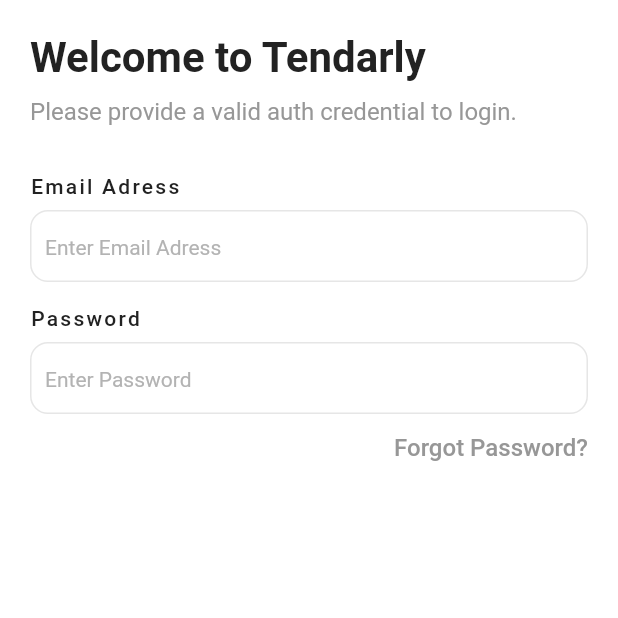
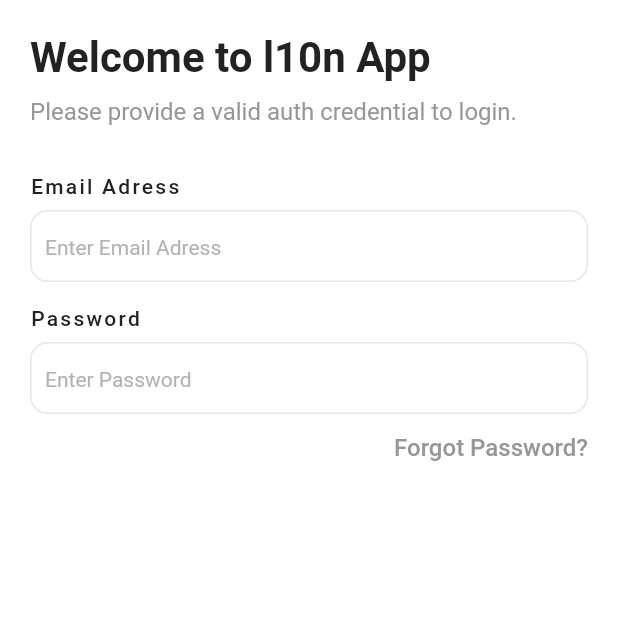
Before and after one commit to softcoder404/flutter-benders-flutter-localization, a Flutter app: the screen it shows after launch, on a phone screen of 412 x 824 dp, the top half of it. Run offline on Flutter 3.47's test engine with Material 2 defaults, Android fonts, the light colour scheme and no system bars; Roboto replaces fonts that are missing (FixelText).

Commit message:
added more info

```diff
--- a/app_l10n/lib/login/login_screen.dart
+++ b/app_l10n/lib/login/login_screen.dart
@@ -23,7 +23,7 @@
             mainAxisSize: MainAxisSize.max,
             children: [
               Text(
-                'Welcome to Tendarly',
+                'Welcome to l10n App',
                 style: AppTextStyle.headingMedium.copyWith(
                   color: AppColors.contentPrimary,
                 ),
```
Also changed, not shown: public/fonts/fa-brands-400.svg (added), public/fonts/fa-brands-400.ttf (added), public/fonts/fa-regular-400.svg (added), public/fonts/fa-regular-400.ttf (added), public/fonts/fa-solid-900.svg (added), public/fonts/fa-solid-900.ttf (added), 12 other files.
